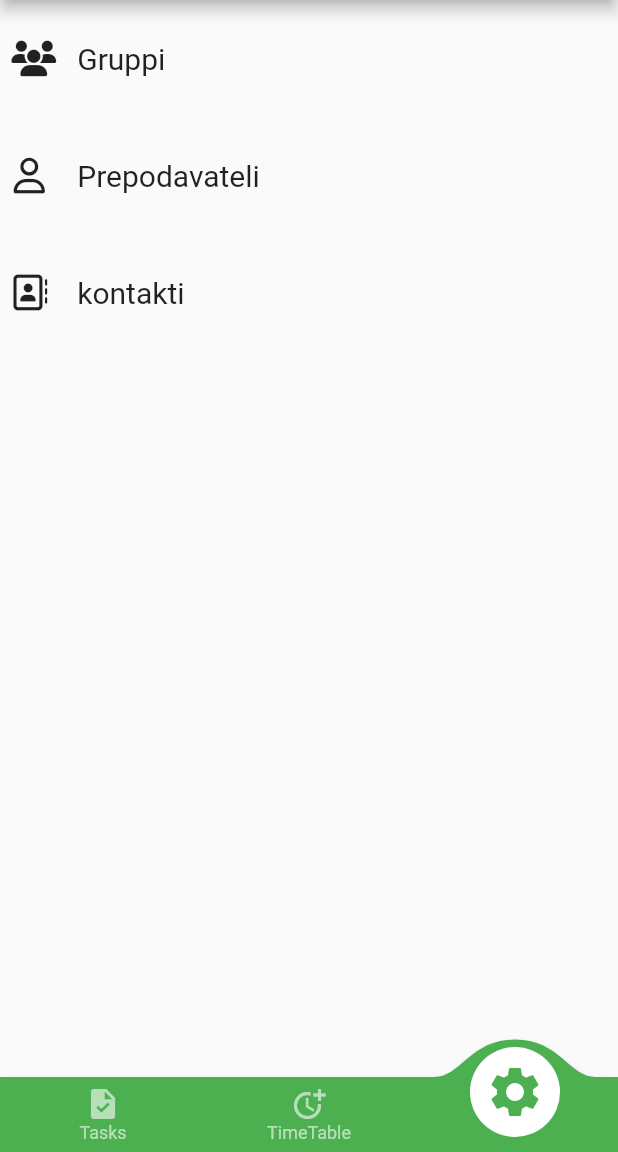
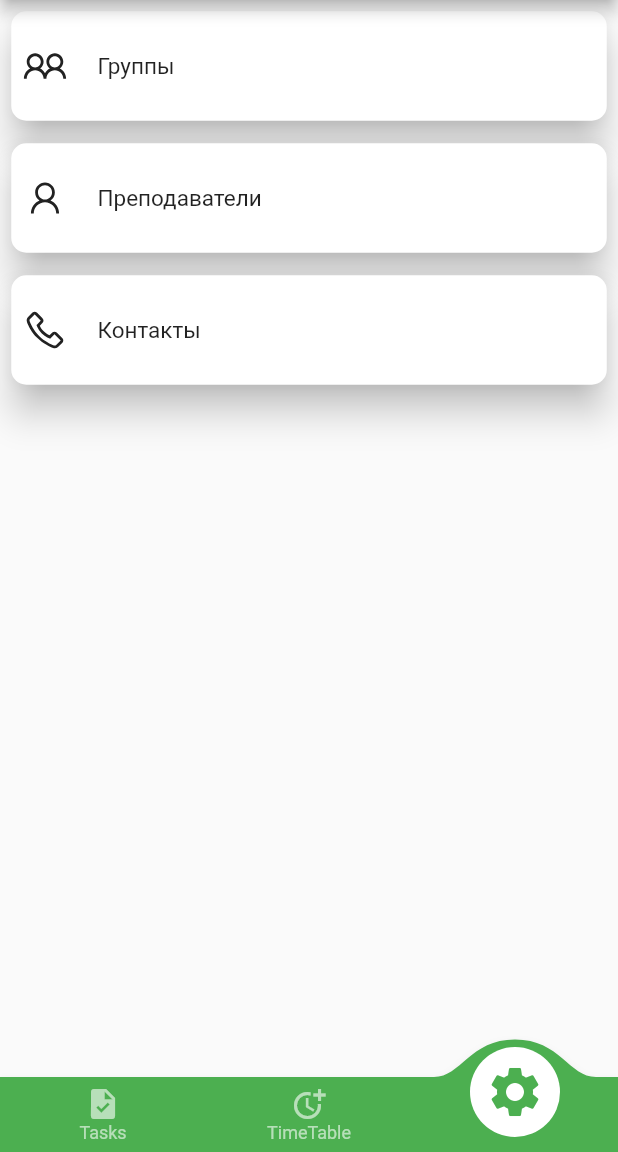
Before and after one commit to Chepaikin/Dpo, a Flutter app: the screen it shows after launch, item 3 of the bottom bar chosen, on a phone screen of 412 x 824 dp, the part 84-1236 px from its top. Run offline on Flutter 3.47's test engine with Material 2 defaults, Android fonts, the light colour scheme and no system bars; drawn by our look-alikes of convex_bottom_bar; our stand-ins replace cloud_firestore, date_picker_timeline, firebase_core, line_icons; accounts and stored records are empty; network calls fail.

Commit message:
Initial commit

```diff
--- a/lib/pages/settings.dart
+++ b/lib/pages/settings.dart
@@ -1,6 +1,8 @@
 import 'package:flutter/material.dart';
-import 'package:font_awesome_flutter/font_awesome_flutter.dart';
 import '../domain/api_clients/api_client.dart';
+import 'package:line_icons/line_icons.dart';
+
+import '../wigets/settingsColumn.dart';
 
 class Settings extends StatefulWidget {
   const Settings({Key? key}) : super(key: key);
@@ -26,67 +28,34 @@ class _SettingsState extends State<Settings> {
         ),
         body: Column(
           children: <Widget>[
-            Padding(
-              padding: const EdgeInsets.all(7.5),
-              child: GestureDetector(
-                onTap: () {
-                  setState(() {});
-                },
-                child: Row(
-                  children: const <Widget>[
-                    Icon(
-                      FontAwesomeIcons.users,
-                      shadows: [],
-                    ),
-                    Expanded(
-                      child: Padding(
-                        padding: EdgeInsets.all(20),
-                        child: Text(
-                          'Gruppi',
-                          style: TextStyle(
-                            fontSize: 20,
-                          ),
-                        ),
-                      ),
-                    ),
-                  ],
-                ),
+            SettingsColumn(
+              texT: const Text(
+                'Группы',
+                style: TextStyle(fontSize: 15),
+              ),
+              icoN: const Icon(
+                LineIcons.userFriends,
+                size: 30,
               ),
             ),
-            Padding(
-              padding: const EdgeInsets.all(7.5),
-              child: Row(
-                children: const <Widget>[
-                  Icon(
-                    FontAwesomeIcons.user,
-                  ),
-                  Padding(
-                    padding: EdgeInsets.all(20),
-                    child: Text(
-                      'Prepodavateli',
-                      style: TextStyle(
-                        fontSize: 20,
-                      ),
-                    ),
-                  ),
-                ],
+            SettingsColumn(
+              texT: const Text(
+                'Преподаватели',
+                style: TextStyle(fontSize: 15),
+              ),
+              icoN: const Icon(
+                LineIcons.user,
+                size: 30,
               ),
             ),
-            Padding(
-              padding: const EdgeInsets.all(7.5),
-              child: Row(
-                children: const <Widget>[
-                  Icon(FontAwesomeIcons.addressBook),
-                  Padding(
-                    padding: EdgeInsets.all(20),
-                    child: Text(
-                      'kontakti',
-                      style: TextStyle(
-                        fontSize: 20,
-                      ),
-                    ),
-                  ),
-                ],
+            SettingsColumn(
+              texT: const Text(
+                'Контакты',
+                style: TextStyle(fontSize: 15),
+              ),
+              icoN: const Icon(
+                LineIcons.phone,
+                size: 30,
               ),
             ),
           ],
@@ -95,3 +64,57 @@ class _SettingsState extends State<Settings> {
     );
   }
 }
+
+
+
+
+// import 'package:flutter/material.dart';
+
+// import '../domain/api_clients/api_client.dart';
+
+// class Settings extends StatefulWidget {
+//   const Settings({Key? key}) : super(key: key);
+
+//   @override
+//   State<Settings> createState() => _SettingsState();
+// }
+
+// class _SettingsState extends State<Settings> {
+//   @override
+//   Widget build(BuildContext context) {
+//     ApiClient().getTable();
+//     return MaterialApp(
+//       home: Scaffold(
+//         appBar: AppBar(
+//           centerTitle: true,
+//           title: const Text('Settings'),
+//           backgroundColor: Colors.green,
+//           leading: Padding(
+//             padding: const EdgeInsets.all(8.0),
+//             child: Image.asset('essets/images/surgu2.png'),
+//           ),
+//         ),
+//         body: TextButton(
+//           onPressed: () {},
+//           child: PhysicalModel(
+//             color: Colors.cyan,
+//             elevation: 20.0,
+//             child: Container(
+//               constraints: BoxConstraints.expand(
+//                 height: Theme.of(context).textTheme.headline1!.fontSize! * 0.2 +
+//                     100,
+//               ),
+//               margin: const EdgeInsets.all(10.0),
+//               //  color: Colors.grey,
+
+//               child: const Text(
+//                 'text',
+//                 style: TextStyle(fontSize: 25.0, color: Colors.black),
+//               ),
+//             ),
+//           ),
+//         ),
+//       ),
+//     );
+//   }
+// }
--- /dev/null
+++ b/lib/wigets/settingsColumn.dart
@@ -0,0 +1,36 @@
+import 'package:flutter/material.dart';
+import '../domain/api_clients/api_client.dart';
+import 'package:line_icons/line_icons.dart';
+
+class SettingsColumn extends StatelessWidget {
+  SettingsColumn({required this.icoN, required this.texT});
+
+  Icon icoN;
+  Text texT;
+
+  @override
+  Widget build(BuildContext context) {
+    return Padding(
+      padding: const EdgeInsets.all(7.5),
+      child: PhysicalModel(
+        color: Colors.white,
+        elevation: 10,
+        borderRadius: BorderRadius.circular(10),
+        child: Padding(
+          padding: const EdgeInsets.all(7.5),
+          child: Row(
+            children: <Widget>[
+              icoN,
+              Expanded(
+                child: Padding(
+                  padding: const EdgeInsets.all(20),
+                  child: texT,
+                ),
+              ),
+            ],
+          ),
+        ),
+      ),
+    );
+  }
+}
--- a/pubspec.yaml
+++ b/pubspec.yaml
@@ -45,6 +45,7 @@ dependencies:
   json_annotation: ^4.5.0
   provider: ^6.0.3
   font_awesome_flutter: ^10.1.0
+  line_icons: ^2.0.1
 
 
 dev_dependencies:
```
Also changed, not shown: pubspec.lock.
